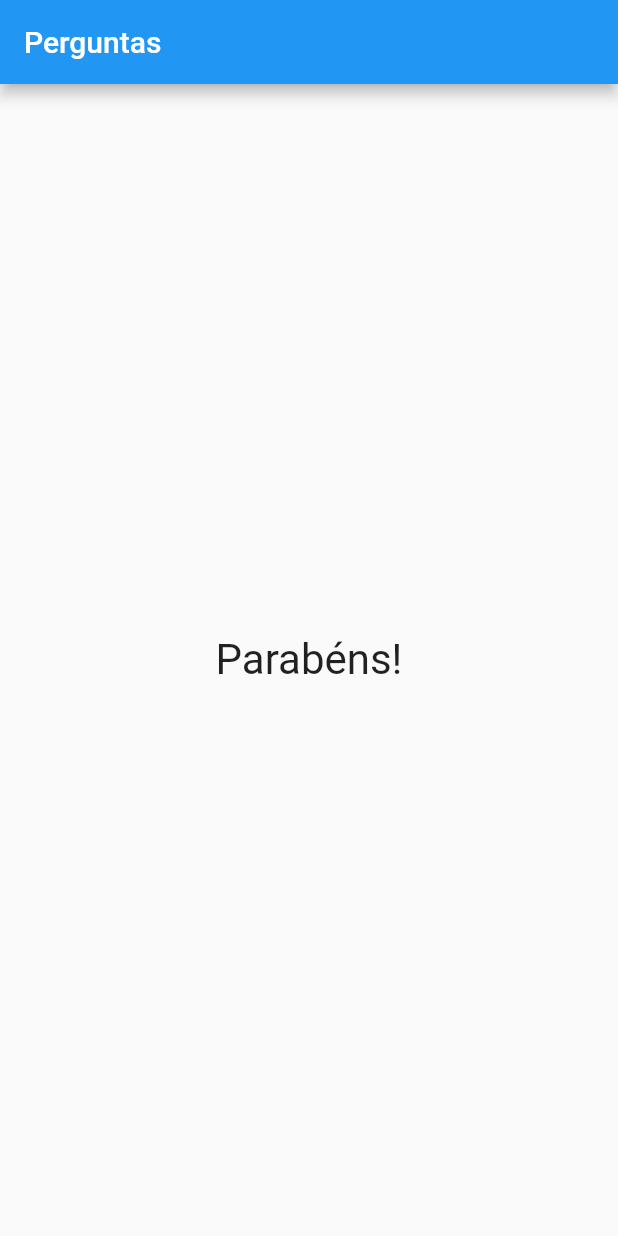
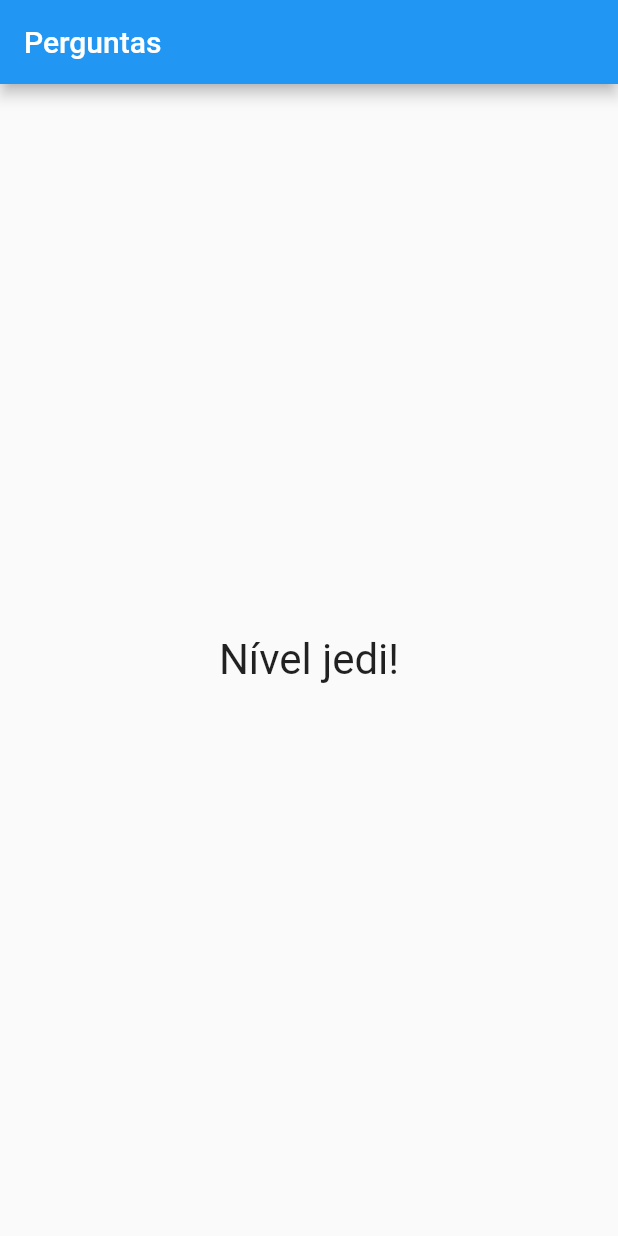
Before and after one commit to ElvesAguiar/flutterLesson, a Flutter app: the screen it shows after launch, after a tap on "Preto", after a tap on "Cobra", after a tap on "Leo", on a phone screen of 412 x 824 dp. Run offline on Flutter 3.47's test engine with Material 2 defaults, Android fonts, the phone set to English and light mode, and no system bars.

Commit message:
feat: cahnging state with score

```diff
--- a/lib/main.dart
+++ b/lib/main.dart
@@ -65,7 +65,7 @@ class _PerguntaAppState extends State<PerguntaApp> {
                 perguntaSelecionada: _perguntaSelecionada,
                 quandoResponder: _responder,
               )
-            : Resultado(),
+            : Resultado(_pontuacaototal),
       ),
     );
   }
--- a/lib/resultado.dart
+++ b/lib/resultado.dart
@@ -1,16 +1,30 @@
-
 import 'package:flutter/material.dart';
 
 class Resultado extends StatelessWidget {
 
+  final int pontuacao;
+
+  Resultado(this.pontuacao);
+
+  String get fraseResultado {
+    if (pontuacao <8){
+      return 'Parabéns';
+    }else if (pontuacao <12){
+      return 'você é bom';
+    } else if( pontuacao <16){
+      return 'Impressionante!';
+    }else{
+      return 'Nível jedi!';
+    }
+  }
+
   @override
   Widget build(BuildContext context) {
-   return Center(
-                    child: Text(
-                      'Parabéns!',
-                      style: TextStyle(fontSize: 28),
-                    ),
-                  );
-
+    return Center(
+      child: Text(
+        fraseResultado,
+        style: TextStyle(fontSize: 28),
+      ),
+    );
   }
 }
```
